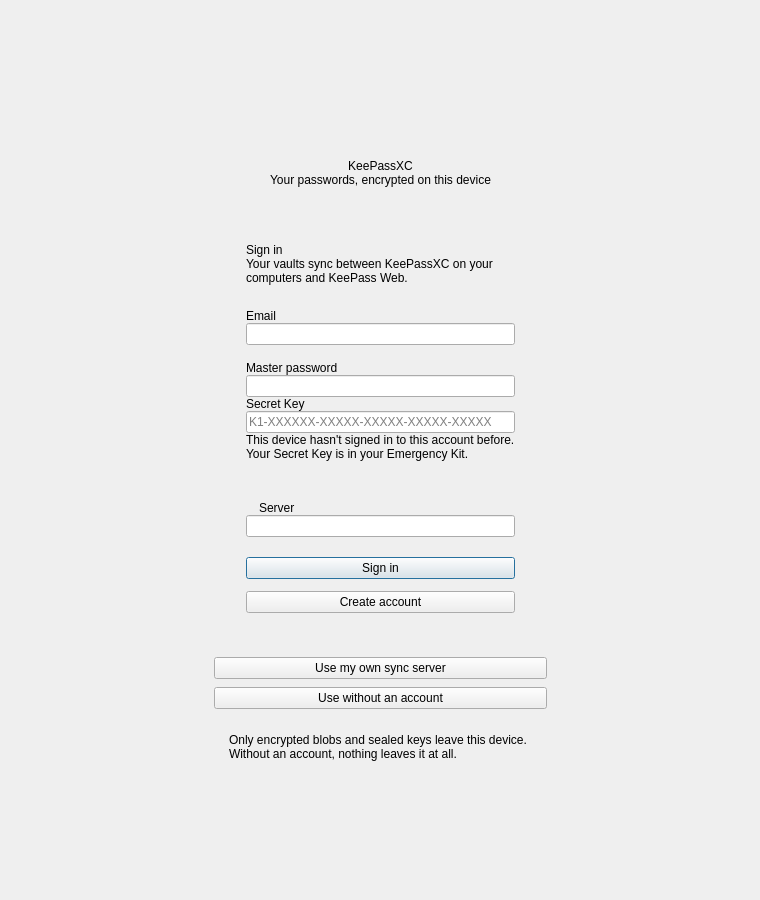
This is src/gui/account/AccountStartWidget.ui in OpenVireo/openvireo as Qt 5 draws it before an edit. The edited form follows.
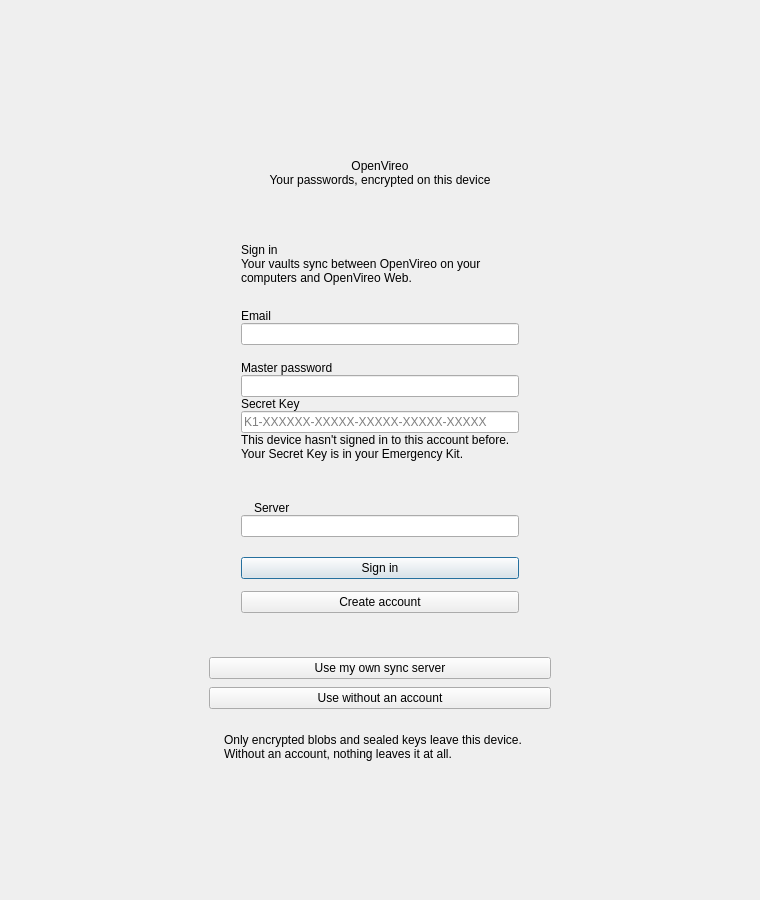
This is the edited form. Custom widgets are drawn as their Qt base class.

Commit message: Show OpenVireo in user-visible strings and translations

```diff
--- a/src/gui/account/AccountStartWidget.ui
+++ b/src/gui/account/AccountStartWidget.ui
@@ -138,7 +138,7 @@
             <item>
              <widget class="QLabel" name="titleLabel">
               <property name="text">
-               <string>KeePassXC</string>
+               <string>OpenVireo</string>
               </property>
               <property name="alignment">
                <set>Qt::AlignCenter</set>
@@ -227,7 +227,7 @@
                    <item>
                     <widget class="QLabel" name="signInIntro">
                      <property name="text">
-                      <string>Your vaults sync between KeePassXC on your computers and KeePass Web.</string>
+                      <string>Your vaults sync between OpenVireo on your computers and OpenVireo Web.</string>
                      </property>
                      <property name="wordWrap">
                       <bool>true</bool>
@@ -630,7 +630,7 @@
                    <item>
                     <widget class="QLabel" name="selfHostedIntro">
                      <property name="text">
-                      <string>Sync your databases with your own KeePassXC sync server. Enter its URL and a pairing code from another device or from the server's admin. Your databases keep their master passwords.</string>
+                      <string>Sync your databases with your own OpenVireo sync server. Enter its URL and a pairing code from another device or from the server's admin. Your databases keep their master passwords.</string>
                      </property>
                      <property name="wordWrap">
                       <bool>true</bool>
```
The commit also changes 125 other files.
